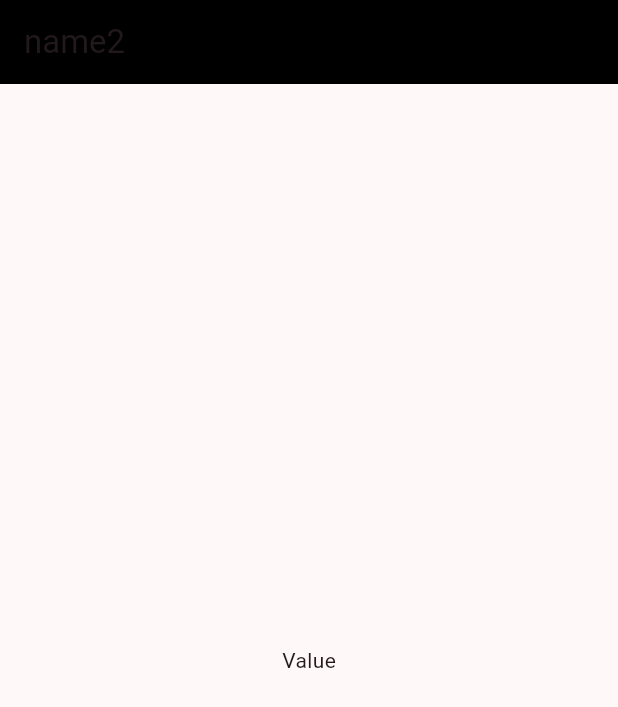
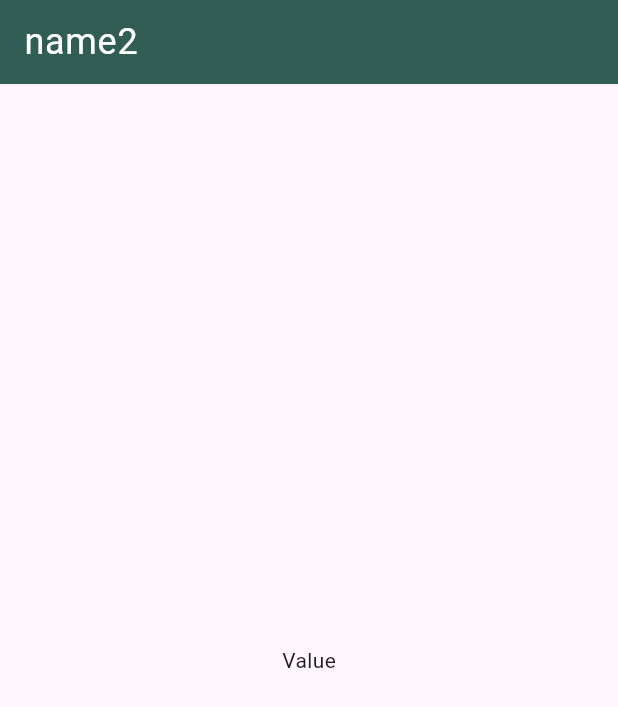
Before and after one commit to gussXX/Flutter_14112023_App_financas, a Flutter app: the screen it shows after launch, on a phone screen of 412 x 824 dp. Shown: the top 707 px of the screen. Run offline on Flutter 3.47's test engine with Material 2 defaults, Android fonts, the phone set to English and light mode, and no system bars; our stand-ins replace mobx.

Commit message:
Implementacao do dark mode

```diff
--- a/lib/home_app.dart
+++ b/lib/home_app.dart
@@ -8,10 +8,10 @@ class HomeApp extends StatefulWidget {
   State<HomeApp> createState() => _HomeAppState();
 }
 
-class _HomeAppState extends State<HomeApp>  with WidgetsBindingObserver{
-
+class _HomeAppState extends State<HomeApp> with WidgetsBindingObserver {
   @override
   void initState() {
+    print(ThemeMode.system.index);
     super.initState();
   }
 
@@ -20,15 +20,17 @@ class _HomeAppState extends State<HomeApp>  with WidgetsBindingObserver{
     super.dispose();
   }
 
-
   @override
   Widget build(BuildContext context) {
     return Scaffold(
       appBar: AppBar(
-        title: Text(widget.pageTitle),
-        backgroundColor: Colors.black,
+        title: Text(widget.pageTitle,
+            style: Theme.of(context).textTheme.bodyLarge),
+        backgroundColor: Theme.of(context).colorScheme.primary,
       ),
-      body: const Center(child: Text('Value'),),
+      body: const Center(
+        child: Text('Value'),
+      ),
     );
   }
 }
--- a/lib/material_app.dart
+++ b/lib/material_app.dart
@@ -1,4 +1,5 @@
 import 'package:financas/home_app.dart';
+import 'package:financas/theme/theme.dart';
 import 'package:flutter/material.dart';
 
 class Home extends StatelessWidget {
@@ -7,11 +8,9 @@ class Home extends StatelessWidget {
   @override
   Widget build(BuildContext context) {
     return MaterialApp(
-      title: '',
-      theme: ThemeData(
-        colorScheme: ColorScheme.fromSeed(seedColor: Colors.black),
-        useMaterial3: true,
-      ),
+      theme: Tema().lightMode(),
+      darkTheme: Tema().darkMode(),
+      themeMode: ThemeMode.system,
       home: const HomeApp(pageTitle: 'name2'),
     );
   }
--- /dev/null
+++ b/lib/mobX/state.dart
@@ -0,0 +1 @@
+import 'package:mobx/mobx.dart';
--- /dev/null
+++ b/lib/theme/theme.dart
@@ -0,0 +1,37 @@
+import 'package:flutter/material.dart';
+
+class Tema {
+  ThemeData lightMode() {
+    return ThemeData(
+      useMaterial3: true,
+      textTheme: const TextTheme(
+          bodyLarge: TextStyle(
+        color: Colors.white,
+        fontStyle: FontStyle.normal,
+        fontSize: 24,
+      )),
+      colorScheme: ColorScheme.fromSeed(
+          primary: const Color(0xff325D55),
+          seedColor: Colors.purple.shade100,
+          background: Colors.grey.shade100,
+          brightness: Brightness.light),
+    );
+  }
+
+  ThemeData darkMode() {
+    return ThemeData(
+      useMaterial3: true,
+      textTheme: const TextTheme(
+          bodyLarge: TextStyle(
+        color: Colors.white,
+        fontStyle: FontStyle.normal,
+        fontSize: 24,
+      )),
+      colorScheme: ColorScheme.fromSeed(
+          primary: const Color(0xff325D55),
+          seedColor: Colors.deepPurpleAccent,
+          background: const Color(0xff262626),
+          brightness: Brightness.dark),
+    );
+  }
+}
--- a/pubspec.yaml
+++ b/pubspec.yaml
@@ -35,6 +35,8 @@ dependencies:
   # The following adds the Cupertino Icons font to your application.
   # Use with the CupertinoIcons class for iOS style icons.
   cupertino_icons: ^1.0.2
+  mobx: ^2.2.1
+  build_runner: ^2.4.6
 
 dev_dependencies:
   flutter_test:
```
Also changed, not shown: pubspec.lock.
